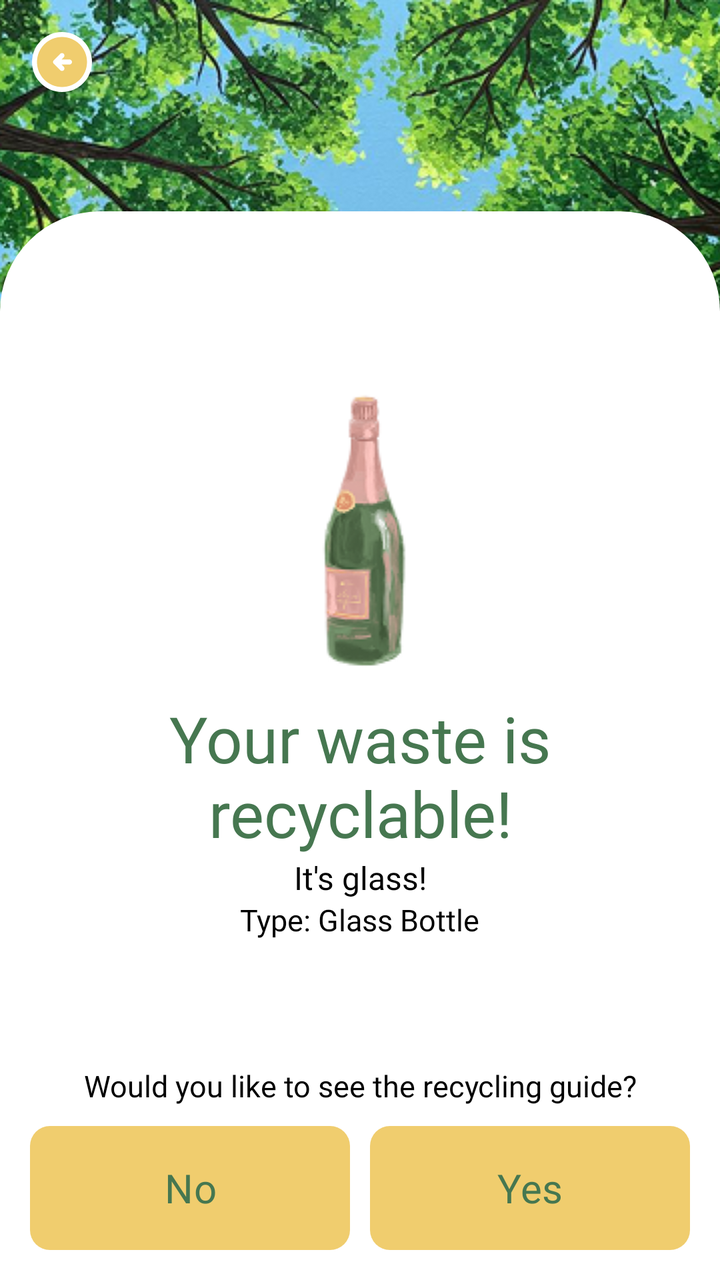
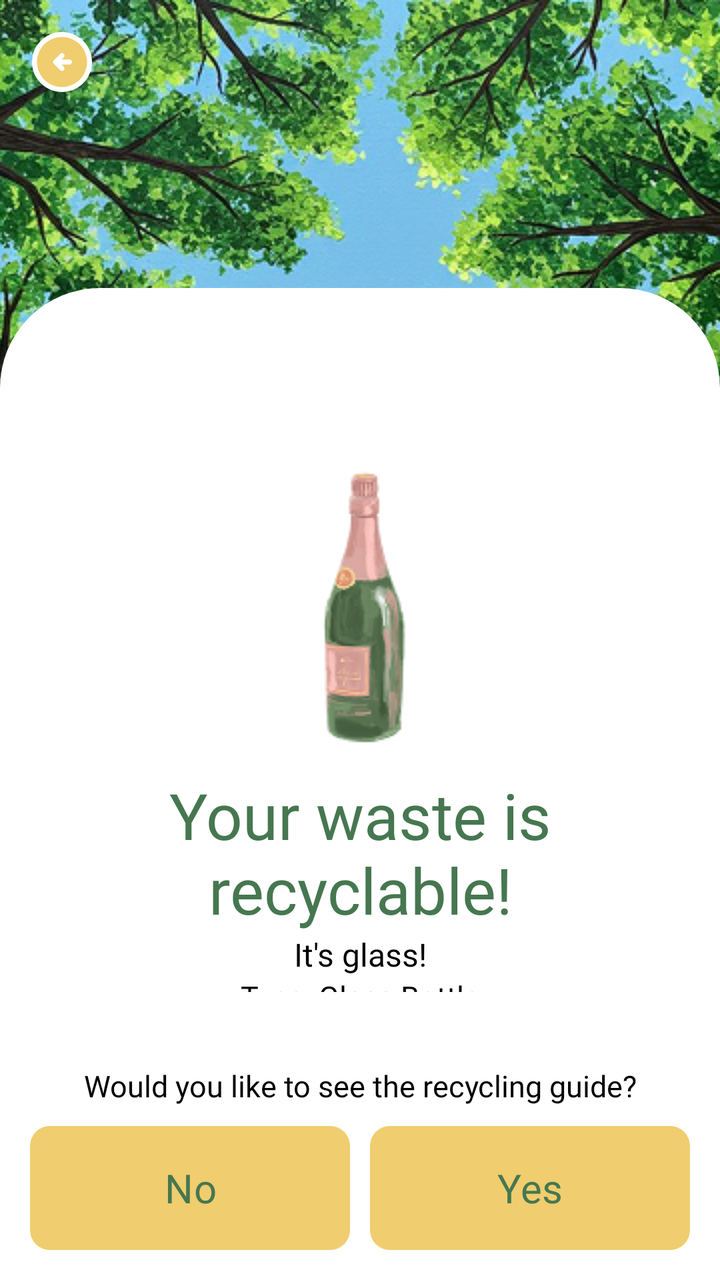

Compare the two renders of this Android layout. The source of the first and the diff that turns it into the second are given below.
<!-- AndroidManifest.xml: application theme Theme.SortItJSON -->
<!-- res/layout/fragment_recyclableresult.xml -->
<?xml version="1.0" encoding="utf-8"?>
<androidx.constraintlayout.widget.ConstraintLayout
    xmlns:android="http://schemas.android.com/apk/res/android"
    xmlns:app="http://schemas.android.com/apk/res-auto"
    xmlns:tools="http://schemas.android.com/tools"
    android:layout_width="match_parent"
    android:layout_height="match_parent"
    android:background="#FFFFFF">

    <ImageView
        android:id="@+id/illustration"
        android:layout_width="match_parent"
        android:layout_height="wrap_content"
        android:src="@drawable/rec_illus"
        android:scaleType="centerCrop"
        app:layout_constraintBottom_toBottomOf="parent"
        app:layout_constraintEnd_toEndOf="parent"
        app:layout_constraintStart_toStartOf="parent"
        app:layout_constraintTop_toTopOf="parent"
        app:layout_constraintVertical_bias="0.0" />

    <ImageButton
        android:id="@+id/btnTopLeft"
        android:layout_width="wrap_content"
        android:layout_height="wrap_content"
        android:background="@android:color/transparent"
        android:src="@drawable/button_yellow_backward"
        android:contentDescription="Back"
        android:padding="8dp"
        app:layout_constraintTop_toTopOf="parent"
        app:layout_constraintStart_toStartOf="parent"
        android:layout_margin="8dp"/>

    <LinearLayout
        android:id="@+id/whitebg"
        android:layout_width="match_parent"
        android:layout_height="wrap_content"
        android:background="@drawable/rectangle_bg"
        app:layout_constraintBottom_toBottomOf="parent"
        app:layout_constraintVertical_bias="1.0"
        tools:layout_editor_absoluteX="16dp"
        android:orientation="vertical"
        android:gravity="top|center_horizontal"
        android:paddingTop="50dp"
        android:paddingBottom="170dp">

        <LinearLayout
            android:id="@+id/resultLayout"
            android:layout_width="match_parent"
            android:layout_height="wrap_content"
            android:gravity="center_horizontal"
            android:orientation="vertical">

            <ImageView
                android:id="@+id/illust_classification"
                android:layout_width="match_parent"
                android:layout_height="wrap_content"
                android:src="@drawable/glass_illus"
                android:layout_marginTop="30dp"/>

            <TextView
                android:id="@+id/classification"
                android:layout_width="wrap_content"
                android:layout_height="wrap_content"
                android:layout_marginTop="10dp"
                android:fontFamily="@font/montserrat_extrabold"
                android:paddingLeft="20dp"
                android:paddingRight="20dp"
                android:gravity="center"
                android:text="@string/recyclable_result"
                android:textColor="#467750"
                android:textSize="32sp" />

            <TextView
                android:id="@+id/category"
                android:layout_width="wrap_content"
                android:layout_height="wrap_content"
                android:fontFamily="@font/montserrat_semibold"
                android:text="@string/glass_result"
                android:textAlignment="center"
                android:textColor="@color/black"
                android:paddingLeft="20dp"
                android:paddingRight="20dp"
                android:textSize="16sp" />

            <TextView
                android:id="@+id/typeText"
                android:layout_width="wrap_content"
                android:layout_height="wrap_content"
                android:fontFamily="@font/montserrat_regular"
                android:text="@string/glasstype_glassbotlle"
                android:textSize="15sp"
                android:textColor="@color/black"/>

        </LinearLayout>
    </LinearLayout>

    <LinearLayout
        android:id="@+id/bottomLayout"
        android:layout_width="match_parent"
        android:layout_height="wrap_content"
        android:orientation="vertical"
        android:padding="10dp"
        android:layout_marginTop="20dp"
        android:gravity="center_horizontal"
        app:layout_constraintBottom_toBottomOf="parent"
        app:layout_constraintStart_toStartOf="parent"
        app:layout_constraintEnd_toEndOf="parent">

        <TextView
            android:id="@+id/questionText"
            android:layout_width="wrap_content"
            android:layout_height="wrap_content"
            android:text="Would you like to see the recycling guide?"
            android:textSize="15sp"
            android:fontFamily="@font/montserrat_regular"
            android:padding="5dp"
            android:textColor="@color/black"
            android:gravity="center"/>

        
        <LinearLayout
            android:layout_width="match_parent"
            android:layout_height="wrap_content"
            android:orientation="horizontal"
            android:gravity="center">

            <Button
                android:id="@+id/buttonNo"
                android:layout_width="0dp"
                android:layout_height="62dp"
                android:layout_weight="1"
                android:layout_margin="5dp"
                android:fontFamily="@font/montserrat_extrabold"
                android:background="@drawable/result_button"
                app:backgroundTint="#F0CD6E"
                android:text="No"
                android:textAllCaps="false"
                android:textColor="#467750"
                android:textSize="20sp" />

            <Button
                android:id="@+id/buttonYes"
                android:layout_width="0dp"
                android:layout_height="62dp"
                android:layout_weight="1"
                android:layout_margin="5dp"
                android:fontFamily="@font/montserrat_extrabold"
                android:background="@drawable/result_button"
                app:backgroundTint="#F0CD6E"
                android:text="Yes"
                android:textAllCaps="false"
                android:textColor="#467750"
                android:textSize="20sp"/>

        </LinearLayout>


    </LinearLayout>

</androidx.constraintlayout.widget.ConstraintLayout>
<!-- resources referenced by this layout -->
<resources>
  <color name="black">#FF000000</color>
  <!-- drawable button_yellow_backward (drawable) -->
  <vector xmlns:android="http://schemas.android.com/apk/res/android"
      android:width="30dp"
      android:height="30dp"
      android:viewportWidth="24"
      android:viewportHeight="24">
    <path
        android:pathData="M24,12C24,18.627 18.627,24 12,24C5.373,24 0,18.627 0,12C0,5.373 5.373,0 12,0C18.627,0 24,5.373 24,12Z"
        android:fillColor="#ffffff"/>
    <path
        android:pathData="M11.8,13H15C15.283,13 15.521,12.904 15.712,12.712C15.904,12.521 16,12.283 16,12C16,11.717 15.904,11.479 15.712,11.288C15.521,11.096 15.283,11 15,11H11.8L12.7,10.1C12.883,9.917 12.975,9.683 12.975,9.4C12.975,9.117 12.883,8.883 12.7,8.7C12.517,8.517 12.283,8.425 12,8.425C11.717,8.425 11.483,8.517 11.3,8.7L8.7,11.3C8.5,11.5 8.4,11.733 8.4,12C8.4,12.267 8.5,12.5 8.7,12.7L11.3,15.3C11.483,15.483 11.717,15.575 12,15.575C12.283,15.575 12.517,15.483 12.7,15.3C12.883,15.117 12.975,14.883 12.975,14.6C12.975,14.317 12.883,14.083 12.7,13.9L11.8,13ZM12,22C10.617,22 9.317,21.737 8.1,21.212C6.883,20.688 5.825,19.975 4.925,19.075C4.025,18.175 3.313,17.117 2.787,15.9C2.263,14.683 2,13.383 2,12C2,10.617 2.263,9.317 2.787,8.1C3.313,6.883 4.025,5.825 4.925,4.925C5.825,4.025 6.883,3.313 8.1,2.787C9.317,2.263 10.617,2 12,2C13.383,2 14.683,2.263 15.9,2.787C17.117,3.313 18.175,4.025 19.075,4.925C19.975,5.825 20.688,6.883 21.212,8.1C21.737,9.317 22,10.617 22,12C22,13.383 21.737,14.683 21.212,15.9C20.688,17.117 19.975,18.175 19.075,19.075C18.175,19.975 17.117,20.688 15.9,21.212C14.683,21.737 13.383,22 12,22Z"
        android:fillColor="#F0CD6E"/>
  </vector>
  <!-- drawable glass_illus: png bitmap (drawable, 10266 bytes) -->
  <!-- drawable rec_illus: png bitmap (drawable, 330417 bytes) -->
  <!-- drawable rectangle_bg (drawable) -->
  <?xml version="1.0" encoding="utf-8"?>
  <layer-list xmlns:android="http://schemas.android.com/apk/res/android">
  
      
      <item>
          <shape android:shape="rectangle">
              <solid android:color="#FFFFFF"/>
              <corners
                  android:topLeftRadius="50dp"
                  android:topRightRadius="50dp"
                  android:bottomLeftRadius="0dp"
                  android:bottomRightRadius="0dp"/>
          </shape>
      </item>
  
  </layer-list>
  <!-- drawable result_button (drawable) -->
  <shape xmlns:android="http://schemas.android.com/apk/res/android"
      android:shape="rectangle">
  
      
      <solid android:color="#467750"/>
  
      
      <corners android:radius="10dp"/>
  
  </shape>
  <string name="glass_result">It\'s glass!</string>
  <string name="glasstype_glassbotlle">Type: Glass Bottle</string>
  <string name="recyclable_result">Your waste is recyclable!</string>
  <style name="Theme.SortItJSON" parent="Base.Theme.SortItJSON" />
  <style name="Base.Theme.SortItJSON" parent="Theme.Material3.DayNight.NoActionBar">
          
          <item name="colorPrimary">@color/darkgreen</item>
      </style>
  <color name="darkgreen">#467750</color>
</resources>

<!-- the commit's change to res/layout/fragment_recyclableresult.xml (unified diff, before → after) -->
@@ -34,15 +34,14 @@
     <LinearLayout
         android:id="@+id/whitebg"
         android:layout_width="match_parent"
-        android:layout_height="wrap_content"
+        android:layout_height="0dp"
         android:background="@drawable/rectangle_bg"
+        android:gravity="top|center_horizontal"
+        android:orientation="vertical"
+        android:paddingTop="50dp"
         app:layout_constraintBottom_toBottomOf="parent"
-        app:layout_constraintVertical_bias="1.0"
-        tools:layout_editor_absoluteX="16dp"
-        android:orientation="vertical"
-        android:gravity="top|center_horizontal"
-        android:paddingTop="50dp"
-        android:paddingBottom="170dp">
+        app:layout_constraintHeight_percent="0.55"
+        app:layout_constraintTop_toTopOf="parent">
 
         <LinearLayout
             android:id="@+id/resultLayout"
@@ -55,8 +54,8 @@
                 android:id="@+id/illust_classification"
                 android:layout_width="match_parent"
                 android:layout_height="wrap_content"
-                android:src="@drawable/glass_illus"
-                android:layout_marginTop="30dp"/>
+                android:layout_marginTop="30dp"
+                android:src="@drawable/glass_illus" />
 
             <TextView
                 android:id="@+id/classification"
@@ -64,33 +63,34 @@
                 android:layout_height="wrap_content"
                 android:layout_marginTop="10dp"
                 android:fontFamily="@font/montserrat_extrabold"
+                android:gravity="center"
                 android:paddingLeft="20dp"
                 android:paddingRight="20dp"
-                android:gravity="center"
                 android:text="@string/recyclable_result"
                 android:textColor="#467750"
                 android:textSize="32sp" />
 
             <TextView
                 android:id="@+id/category"
-                android:layout_width="wrap_content"
+                android:layout_width="match_parent"
                 android:layout_height="wrap_content"
                 android:fontFamily="@font/montserrat_semibold"
+                android:paddingLeft="20dp"
+                android:paddingRight="20dp"
                 android:text="@string/glass_result"
                 android:textAlignment="center"
                 android:textColor="@color/black"
-                android:paddingLeft="20dp"
-                android:paddingRight="20dp"
                 android:textSize="16sp" />
 
             <TextView
                 android:id="@+id/typeText"
-                android:layout_width="wrap_content"
+                android:layout_width="match_parent"
                 android:layout_height="wrap_content"
                 android:fontFamily="@font/montserrat_regular"
                 android:text="@string/glasstype_glassbotlle"
-                android:textSize="15sp"
-                android:textColor="@color/black"/>
+                android:textAlignment="center"
+                android:textColor="@color/black"
+                android:textSize="15sp" />
 
         </LinearLayout>
     </LinearLayout>
